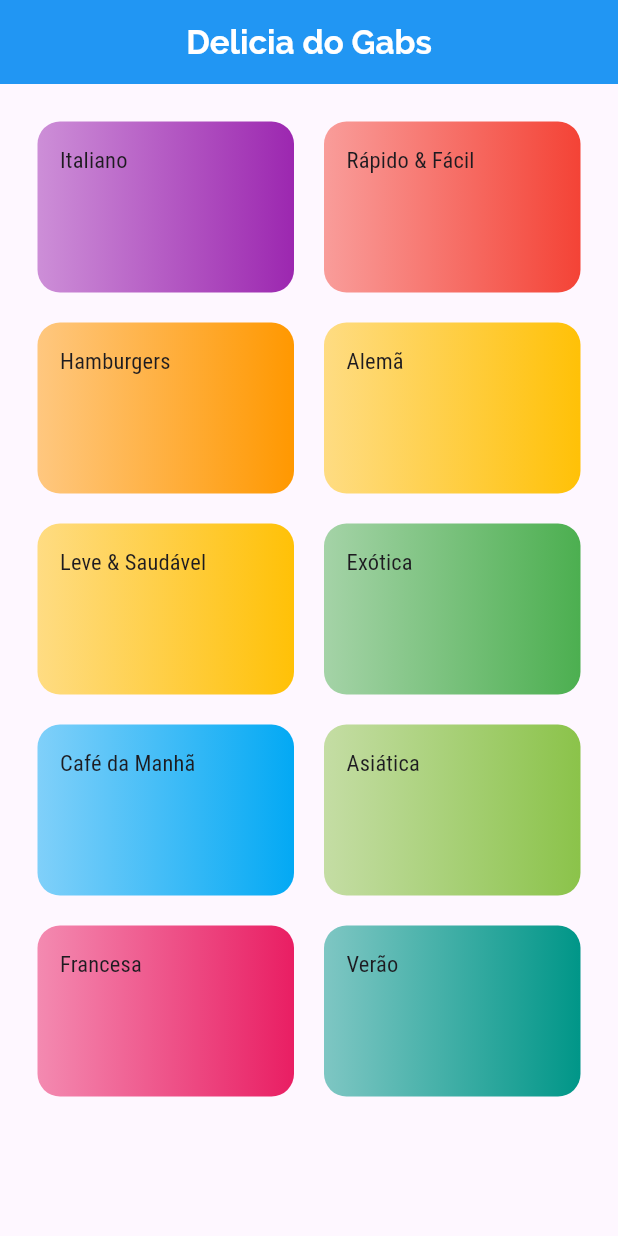
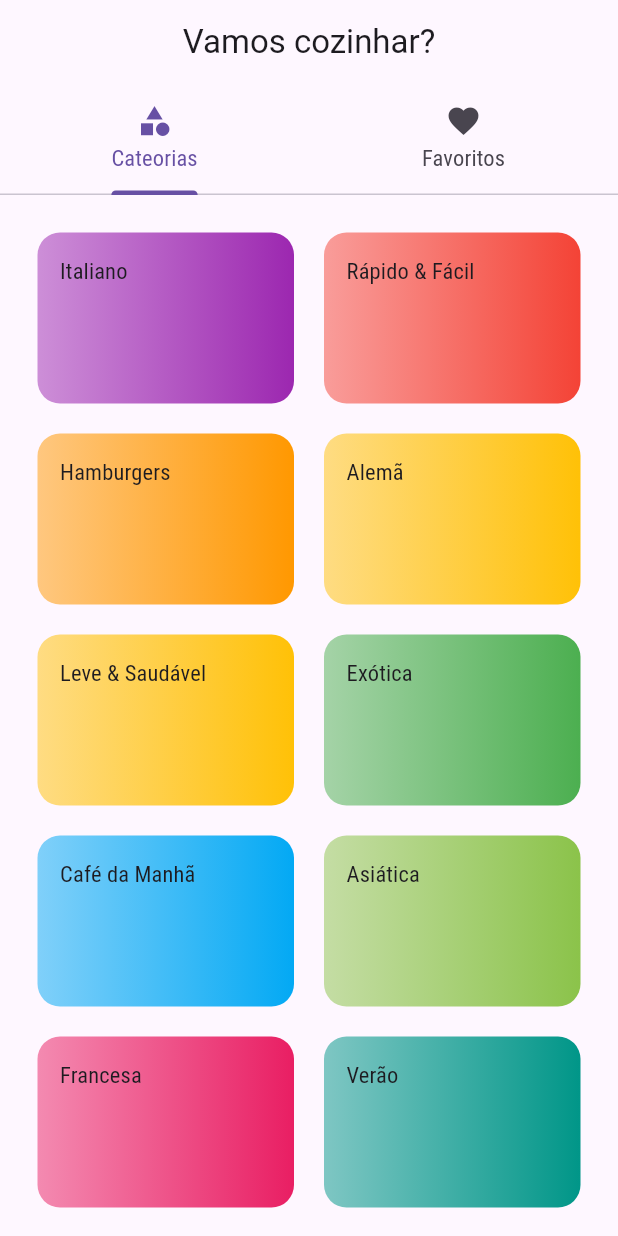
Before and after one commit to gabrielnavas/meals-flutter-app, a Flutter app: the screen it shows after launch, on a phone screen of 412 x 824 dp. Run offline on Flutter 3.47's test engine with Material 3 defaults, Android fonts, the phone set to English and light mode, and no system bars.

Commit message:
add tab bar

```diff
--- a/lib/main.dart
+++ b/lib/main.dart
@@ -1,5 +1,5 @@
 import 'package:flutter/material.dart';
-import 'package:meals_flutter_app/routes/routes.dart';
+import 'package:meals_flutter_app/routes.dart';
 import 'package:meals_flutter_app/screens/categories_screen.dart';
 
 void main() => runApp(const MainApp());
--- /dev/null
+++ b/lib/routes.dart
@@ -0,0 +1,18 @@
+import 'package:flutter/material.dart';
+import 'package:meals_flutter_app/screens/categories_meals_screen.dart';
+import 'package:meals_flutter_app/screens/meal_detail_screen.dart';
+import 'package:meals_flutter_app/screens/tabs_screen.dart';
+
+class Routes {
+  static const home = '/';
+  static const categories = '/categories-meals';
+  static const mealsDetail = '/meal-detail';
+
+  static Map<String, Widget Function(BuildContext context)> getRoutes() {
+    return {
+      Routes.home: (_) => const TabsScreen(),
+      Routes.categories: (_) => const CategoriesMealsScreen(),
+      Routes.mealsDetail: (_) => const MealDetailScreen()
+    };
+  }
+}
--- a/lib/routes/route_names.dart
+++ /dev/null
@@ -1,5 +0,0 @@
-class Routenames {
-  static const home = '/';
-  static const categories = '/categories-meals';
-  static const mealsDetail = '/meal-detail';
-}
--- a/lib/routes/routes.dart
+++ /dev/null
@@ -1,15 +0,0 @@
-import 'package:flutter/material.dart';
-import 'package:meals_flutter_app/routes/route_names.dart';
-import 'package:meals_flutter_app/screens/categories_meals_screen.dart';
-import 'package:meals_flutter_app/screens/categories_screen.dart';
-import 'package:meals_flutter_app/screens/meal_detail_screen.dart';
-
-class Routes {
-  static Map<String, Widget Function(BuildContext context)> getRoutes() {
-    return {
-      Routenames.home: (_) => const CategoriesScreen(),
-      Routenames.categories: (_) => const CategoriesMealsScreen(),
-      Routenames.mealsDetail: (_) => const MealDetailScreen()
-    };
-  }
-}
--- a/lib/screens/categories_screen.dart
+++ b/lib/screens/categories_screen.dart
@@ -10,7 +10,7 @@ class CategoriesScreen extends StatelessWidget {
     List<Widget> children =
         dummyCategories.map((e) => CategoryItem(e)).toList();
 
-    Widget body = GridView(
+    return GridView(
       padding: const EdgeInsets.all(25),
       gridDelegate: const SliverGridDelegateWithMaxCrossAxisExtent(
         maxCrossAxisExtent: 200, // tamanho máximo no cross axis
@@ -20,26 +20,5 @@ class CategoriesScreen extends StatelessWidget {
       ),
       children: children,
     );
-
-    return Scaffold(
-      appBar: _renderAppBar(),
-      body: body,
-    );
-  }
-
-  AppBar _renderAppBar() {
-    return AppBar(
-      backgroundColor: Colors.blue,
-      title: const Center(
-        child: Text(
-          'Delicia do Gabs',
-          style: TextStyle(
-            color: Colors.white,
-            fontWeight: FontWeight.bold,
-            fontFamily: 'Raleway',
-          ),
-        ),
-      ),
-    );
   }
 }
--- /dev/null
+++ b/lib/screens/favorite_screen.dart
@@ -0,0 +1,12 @@
+import 'package:flutter/material.dart';
+
+class FavoriteScreen extends StatelessWidget {
+  const FavoriteScreen({super.key});
+
+  @override
+  Widget build(BuildContext context) {
+    return const Center(
+      child: Text('Minhas refeições favoritas'),
+    );
+  }
+}
--- /dev/null
+++ b/lib/screens/tabs_screen.dart
@@ -0,0 +1,38 @@
+import 'package:flutter/material.dart';
+import 'package:meals_flutter_app/screens/categories_screen.dart';
+import 'package:meals_flutter_app/screens/favorite_screen.dart';
+
+class TabsScreen extends StatelessWidget {
+  const TabsScreen({super.key});
+
+  @override
+  Widget build(BuildContext context) {
+    return DefaultTabController(
+      animationDuration: Duration(milliseconds: 500),
+      length: 2,
+      child: Scaffold(
+        appBar: AppBar(
+          title: Text('Vamos cozinhar?'),
+          bottom: TabBar(
+            tabs: [
+              Tab(
+                icon: Icon(Icons.category),
+                text: 'Cateorias',
+              ),
+              Tab(
+                icon: Icon(Icons.favorite),
+                text: 'Favoritos',
+              ),
+            ],
+          ),
+        ),
+        body: TabBarView(
+          children: [
+            CategoriesScreen(),
+            FavoriteScreen(),
+          ],
+        ),
+      ),
+    );
+  }
+}
--- a/lib/widgets/category_item.dart
+++ b/lib/widgets/category_item.dart
@@ -1,6 +1,6 @@
 import 'package:flutter/material.dart';
 import 'package:meals_flutter_app/models/category.dart';
-import 'package:meals_flutter_app/routes/route_names.dart';
+import 'package:meals_flutter_app/routes.dart';
 
 class CategoryItem extends StatelessWidget {
   final Category category;
@@ -9,7 +9,7 @@ class CategoryItem extends StatelessWidget {
 
   void _selectCategory(BuildContext context) {
     Navigator.of(context).pushNamed(
-      Routenames.categories,
+      Routes.categories,
       arguments: category,
     );
   }
--- a/lib/widgets/meal_item.dart
+++ b/lib/widgets/meal_item.dart
@@ -2,7 +2,7 @@ import 'package:flutter/material.dart';
 import 'package:meals_flutter_app/models/complexity.dart';
 import 'package:meals_flutter_app/models/cost.dart';
 import 'package:meals_flutter_app/models/meal.dart';
-import 'package:meals_flutter_app/routes/route_names.dart';
+import 'package:meals_flutter_app/routes.dart';
 
 class MealItem extends StatelessWidget {
   final Meal meal;
@@ -10,7 +10,7 @@ class MealItem extends StatelessWidget {
   const MealItem({required this.meal, super.key});
 
   void _selectMeal(BuildContext context) {
-    Navigator.of(context).pushNamed(Routenames.mealsDetail, arguments: meal);
+    Navigator.of(context).pushNamed(Routes.mealsDetail, arguments: meal);
   }
 
   @override
```
